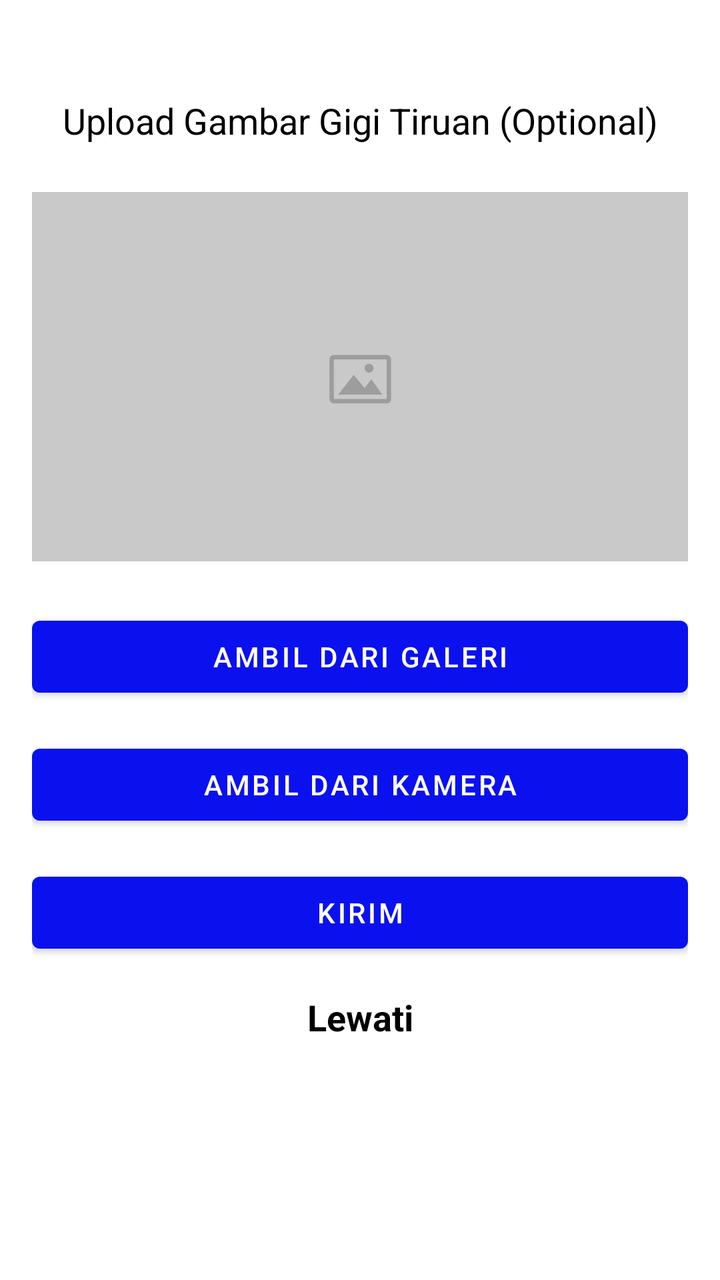
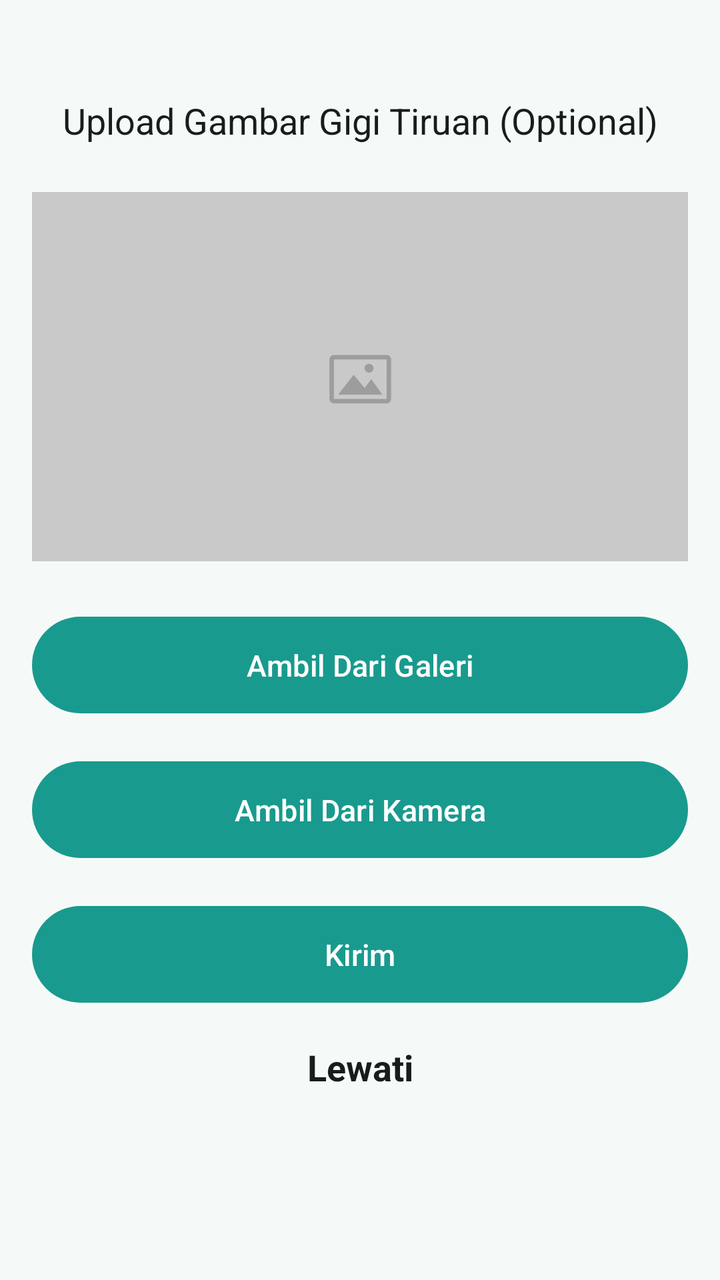

Before-and-after screenshots of an Android layout around one commit, followed by the original layout XML and the change that was made.
<!-- AndroidManifest.xml: application theme Theme.Ladokgi -->
<!-- res/layout/activity_upload_gambar_gigi.xml -->
<?xml version="1.0" encoding="utf-8"?>
<androidx.constraintlayout.widget.ConstraintLayout xmlns:android="http://schemas.android.com/apk/res/android"
    xmlns:app="http://schemas.android.com/apk/res-auto"
    xmlns:tools="http://schemas.android.com/tools"
    android:layout_width="match_parent"
    android:layout_height="match_parent"
    android:padding="16dp"
    tools:context=".UploadGambarGigi">

    <TextView
        android:id="@+id/title"
        android:layout_width="match_parent"
        android:layout_height="wrap_content"
        app:layout_constraintTop_toTopOf="parent"
        android:layout_marginTop="32dp"
        android:text="Upload Gambar Gigi Tiruan (Optional)"
        android:textAlignment="center"
        android:textSize="18sp"
        android:textColor="@color/black"/>

    <ImageView
        android:id="@+id/images"
        android:layout_width="match_parent"
        android:layout_height="200dp"
        app:layout_constraintTop_toBottomOf="@id/title"
        android:layout_marginTop="16dp"
        android:src="@drawable/placeholder"/>

    <Button
        android:id="@+id/galery"
        android:layout_width="match_parent"
        android:layout_height="wrap_content"
        app:layout_constraintTop_toBottomOf="@id/images"
        android:layout_marginTop="16dp"
        android:text="Ambil Dari Galeri"/>

    <Button
        android:id="@+id/camera"
        android:layout_width="match_parent"
        android:layout_height="wrap_content"
        app:layout_constraintTop_toBottomOf="@id/galery"
        android:layout_marginTop="16dp"
        android:text="Ambil Dari Kamera"/>

    <Button
        android:id="@+id/submit"
        android:layout_width="match_parent"
        android:layout_height="wrap_content"
        app:layout_constraintTop_toBottomOf="@id/camera"
        android:layout_marginTop="16dp"
        android:text="Kirim"/>

    <TextView
        android:id="@+id/skip"
        android:layout_width="match_parent"
        android:layout_height="wrap_content"
        app:layout_constraintTop_toBottomOf="@id/submit"
        android:layout_marginTop="16dp"
        android:textSize="18sp"
        android:textStyle="bold"
        android:textColor="@color/black"
        android:textAlignment="center"
        android:text="Lewati"/>

</androidx.constraintlayout.widget.ConstraintLayout>
<!-- resources referenced by this layout -->
<resources>
  <color name="black">#FF000000</color>
  <style name="Theme.Ladokgi" parent="Theme.MaterialComponents.DayNight.NoActionBar">
          
          <item name="colorPrimary">@color/purple_700</item>
          <item name="colorPrimaryVariant">@color/purple_500</item>
          <item name="colorOnPrimary">@color/white</item>
          
          <item name="colorSecondary">@color/purple_500</item>
          <item name="colorSecondaryVariant">@color/purple_700</item>
          <item name="colorOnSecondary">@color/black</item>
          
          <item name="android:statusBarColor" tools:targetApi="l">?attr/colorPrimaryVariant</item>
          
  
          <item name="actionOverflowButtonStyle">@style/MyOverflowButtonStyle</item>
      </style>
  <color name="purple_700">#0a11ee</color>
  <color name="purple_500">#009ed6</color>
  <color name="white">#FFFFFFFF</color>
  <style name="MyOverflowButtonStyle" parent="Widget.AppCompat.ActionButton.Overflow">
          <item name="android:tint">#FFFFFF</item>
      </style>
  <!-- unchanged entries left out for length: 1 -->
</resources>

<!-- the commit's change to res/layout/activity_upload_gambar_gigi.xml (unified diff, before → after) -->
@@ -16,7 +16,7 @@
         android:text="Upload Gambar Gigi Tiruan (Optional)"
         android:textAlignment="center"
         android:textSize="18sp"
-        android:textColor="@color/black"/>
+        android:textColor="?attr/colorOnSurface"/>
 
     <ImageView
         android:id="@+id/images"
@@ -26,7 +26,7 @@
         android:layout_marginTop="16dp"
         android:src="@drawable/placeholder"/>
 
-    <Button
+    <com.google.android.material.button.MaterialButton
         android:id="@+id/galery"
         android:layout_width="match_parent"
         android:layout_height="wrap_content"
@@ -34,7 +34,7 @@
         android:layout_marginTop="16dp"
         android:text="Ambil Dari Galeri"/>
 
-    <Button
+    <com.google.android.material.button.MaterialButton
         android:id="@+id/camera"
         android:layout_width="match_parent"
         android:layout_height="wrap_content"
@@ -42,7 +42,7 @@
         android:layout_marginTop="16dp"
         android:text="Ambil Dari Kamera"/>
 
-    <Button
+    <com.google.android.material.button.MaterialButton
         android:id="@+id/submit"
         android:layout_width="match_parent"
         android:layout_height="wrap_content"
@@ -58,7 +58,7 @@
         android:layout_marginTop="16dp"
         android:textSize="18sp"
         android:textStyle="bold"
-        android:textColor="@color/black"
+        android:textColor="?attr/colorOnSurface"
         android:textAlignment="center"
         android:text="Lewati"/>
 
<!-- resource entries referenced after the edit -->
@@ -1,26 +1,96 @@
 <!-- resources referenced by this layout -->
 <resources>
-  <color name="black">#FF000000</color>
-  <style name="Theme.Ladokgi" parent="Theme.MaterialComponents.DayNight.NoActionBar">
+  <style name="Theme.Ladokgi" parent="Theme.Material3.DayNight.NoActionBar">
+          <item name="colorPrimary">@color/m3_primary</item>
+          <item name="colorOnPrimary">@color/m3_on_primary</item>
+          <item name="colorPrimaryContainer">@color/m3_primary_container</item>
+          <item name="colorOnPrimaryContainer">@color/m3_on_primary_container</item>
+  
+          <item name="colorSecondary">@color/m3_secondary</item>
+          <item name="colorOnSecondary">@color/m3_on_secondary</item>
+          <item name="colorSecondaryContainer">@color/m3_secondary_container</item>
+          <item name="colorOnSecondaryContainer">@color/m3_on_secondary_container</item>
+  
+          <item name="colorTertiary">@color/m3_tertiary</item>
+          <item name="colorOnTertiary">@color/m3_on_tertiary</item>
+  
+          <item name="colorError">@color/m3_error</item>
+          <item name="colorOnError">@color/m3_on_error</item>
+  
+          <item name="android:colorBackground">@color/m3_background</item>
+          <item name="colorOnBackground">@color/m3_on_background</item>
+          <item name="colorSurface">@color/m3_surface</item>
+          <item name="colorOnSurface">@color/m3_on_surface</item>
+          <item name="colorSurfaceVariant">@color/m3_surface_variant</item>
+          <item name="colorOnSurfaceVariant">@color/m3_on_surface_variant</item>
+          <item name="colorOutline">@color/m3_outline</item>
+          <item name="colorSurfaceContainer">@color/m3_surface_container</item>
+          <item name="colorSurfaceContainerHigh">@color/m3_surface_container_high</item>
+  
           
-          <item name="colorPrimary">@color/purple_700</item>
-          <item name="colorPrimaryVariant">@color/purple_500</item>
-          <item name="colorOnPrimary">@color/white</item>
-          
-          <item name="colorSecondary">@color/purple_500</item>
-          <item name="colorSecondaryVariant">@color/purple_700</item>
-          <item name="colorOnSecondary">@color/black</item>
-          
-          <item name="android:statusBarColor" tools:targetApi="l">?attr/colorPrimaryVariant</item>
-          
+          <item name="textInputStyle">@style/Widget.Ladokgi.TextInputLayout</item>
+          <item name="materialButtonStyle">@style/Widget.Ladokgi.Button</item>
+          <item name="materialButtonOutlinedStyle">@style/Widget.Ladokgi.Button.Outlined</item>
+          <item name="borderlessButtonStyle">@style/Widget.Ladokgi.Button.Text</item>
   
+          <item name="materialAlertDialogTheme">@style/ThemeOverlay.Ladokgi.AlertDialog</item>
           <item name="actionOverflowButtonStyle">@style/MyOverflowButtonStyle</item>
       </style>
-  <color name="purple_700">#0a11ee</color>
-  <color name="purple_500">#009ed6</color>
-  <color name="white">#FFFFFFFF</color>
+  <color name="m3_primary">#199A8E</color>
+  <color name="m3_on_primary">#FFFFFF</color>
+  <color name="m3_primary_container">#9DF2E4</color>
+  <color name="m3_on_primary_container">#00201C</color>
+  <color name="m3_secondary">#4B635F</color>
+  <color name="m3_on_secondary">#FFFFFF</color>
+  <color name="m3_secondary_container">#CDE8E3</color>
+  <color name="m3_on_secondary_container">#07201C</color>
+  <color name="m3_tertiary">#46617A</color>
+  <color name="m3_on_tertiary">#FFFFFF</color>
+  <color name="m3_error">#BA1A1A</color>
+  <color name="m3_on_error">#FFFFFF</color>
+  <color name="m3_background">#F5FAF8</color>
+  <color name="m3_on_background">#171D1B</color>
+  <color name="m3_surface">#F5FAF8</color>
+  <color name="m3_on_surface">#171D1B</color>
+  <color name="m3_surface_variant">#DAE5E2</color>
+  <color name="m3_on_surface_variant">#404846</color>
+  <color name="m3_outline">#707976</color>
+  <color name="m3_surface_container">#EFF5F3</color>
+  <color name="m3_surface_container_high">#E9EFED</color>
+  <style name="Widget.Ladokgi.TextInputLayout" parent="Widget.Material3.TextInputLayout.OutlinedBox">
+          <item name="boxStrokeColor">?attr/colorPrimary</item>
+          <item name="hintTextColor">?attr/colorPrimary</item>
+      </style>
+  <style name="Widget.Ladokgi.Button" parent="Widget.Material3.Button">
+          <item name="shapeAppearanceOverlay">@style/ShapeAppearance.Ladokgi.Pill</item>
+          <item name="android:textSize">15sp</item>
+          <item name="android:paddingTop">14dp</item>
+          <item name="android:paddingBottom">14dp</item>
+          <item name="iconPadding">8dp</item>
+      </style>
+  <style name="Widget.Ladokgi.Button.Outlined" parent="Widget.Material3.Button.OutlinedButton">
+          <item name="shapeAppearanceOverlay">@style/ShapeAppearance.Ladokgi.Pill</item>
+          <item name="android:textSize">15sp</item>
+          <item name="android:paddingTop">14dp</item>
+          <item name="android:paddingBottom">14dp</item>
+          <item name="strokeColor">?attr/colorPrimary</item>
+          <item name="android:textColor">?attr/colorPrimary</item>
+      </style>
+  <style name="Widget.Ladokgi.Button.Text" parent="Widget.Material3.Button.TextButton">
+          <item name="shapeAppearanceOverlay">@style/ShapeAppearance.Ladokgi.Pill</item>
+          <item name="android:textColor">?attr/colorPrimary</item>
+      </style>
+  <style name="ThemeOverlay.Ladokgi.AlertDialog" parent="ThemeOverlay.Material3.MaterialAlertDialog">
+          <item name="buttonBarPositiveButtonStyle">@style/Widget.Ladokgi.Button.Text</item>
+          <item name="buttonBarNegativeButtonStyle">@style/Widget.Ladokgi.Button.Text</item>
+          <item name="buttonBarNeutralButtonStyle">@style/Widget.Ladokgi.Button.Text</item>
+      </style>
   <style name="MyOverflowButtonStyle" parent="Widget.AppCompat.ActionButton.Overflow">
-          <item name="android:tint">#FFFFFF</item>
+          <item name="android:tint">?attr/colorOnSurface</item>
+      </style>
+  <style name="ShapeAppearance.Ladokgi.Pill" parent="">
+          <item name="cornerFamily">rounded</item>
+          <item name="cornerSize">50%</item>
       </style>
   <!-- unchanged entries left out for length: 1 -->
 </resources>
